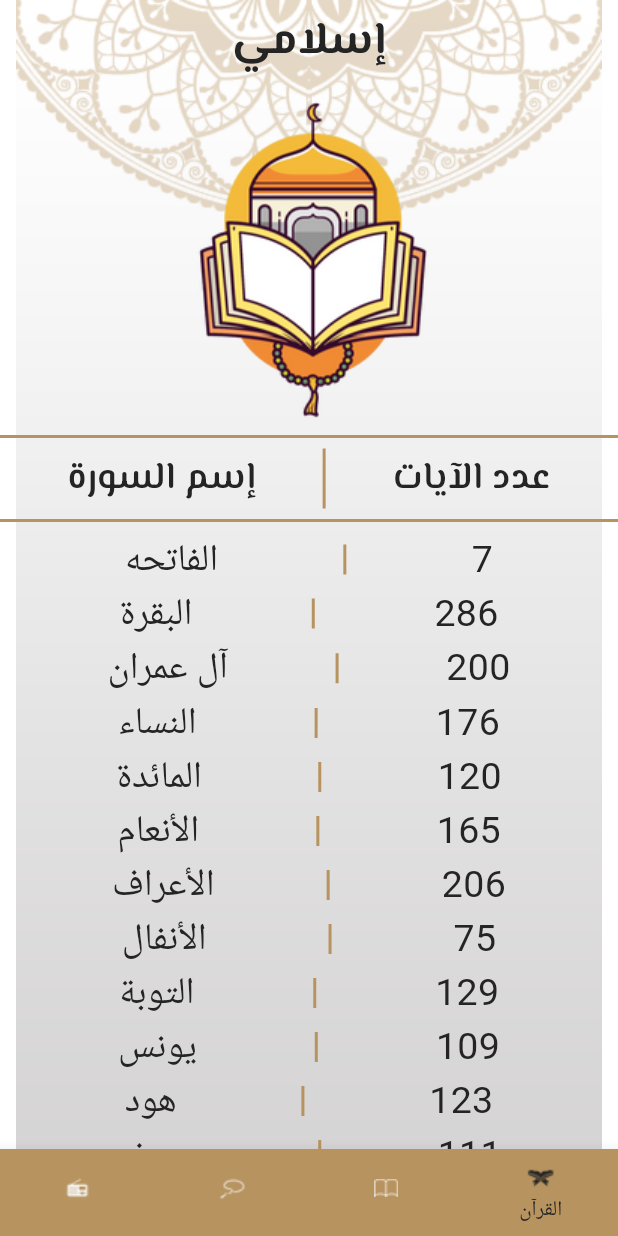
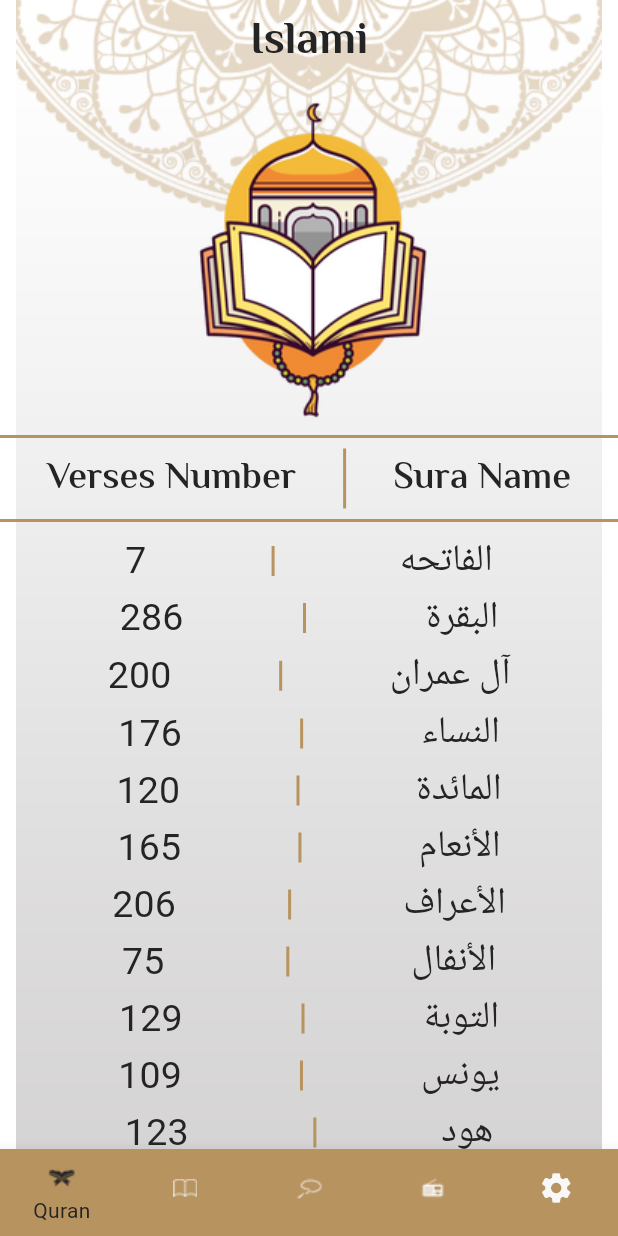
Before and after one commit to Hanan-Ashraf-Mousa/islami_app, a Flutter app: the screen it shows after launch, on a phone screen of 412 x 824 dp. Run offline on Flutter 3.47's test engine with Material 3 defaults, Android fonts, the phone set to English and light mode, and no system bars; generated files the repository leaves out were written again.

Commit message:
add item settings in bottomNavBar and add dark theme

```diff
--- a/lib/home/hadeth/hadeth_view.dart
+++ b/lib/home/hadeth/hadeth_view.dart
@@ -24,7 +24,7 @@ class _HadethViewState extends State<HadethView> {
         Divider(),
         Text(
          AppLocalizations.of(context)!.hadeth_name,
-          style: MyTheme.lightMode.textTheme.titleLarge,
+          style: Theme.of(context).textTheme.titleLarge,
         ),
         Divider(),
         hadeth.isEmpty?CircularProgressIndicator(color: MyTheme.primaryColor,):Expanded(
@@ -33,7 +33,7 @@ class _HadethViewState extends State<HadethView> {
                 itemBuilder: (context, index) =>
                     InkWell(onTap: () {
                           Navigator.of(context).pushNamed(HadethDetailsView.routeName,arguments: hadeth[index]);
-                    }, child: Text(hadeth[index].title,style: MyTheme.lightMode.textTheme.titleSmall,textAlign: TextAlign.center,))))
+                    }, child: Text(hadeth[index].title,style: Theme.of(context).textTheme.titleSmall,textAlign: TextAlign.center,))))
       ],
     );
   }
--- a/lib/home/home_screen.dart
+++ b/lib/home/home_screen.dart
@@ -3,8 +3,10 @@ import 'package:islami_app/home/hadeth/hadeth_view.dart';
 import 'package:islami_app/home/quran/quran_view.dart';
 import 'package:islami_app/home/radio/radio_view.dart';
 import 'package:islami_app/home/sebha/sebha_view.dart';
-import 'package:islami_app/my_theme.dart';
+import 'package:islami_app/home/settings/setting_view.dart';
 import 'package:flutter_gen/gen_l10n/app_localizations.dart';
+import 'package:islami_app/provider/app_config_provider.dart';
+import 'package:provider/provider.dart';
 class HomeScreen extends StatefulWidget {
   static const String routeName = "/home";
 
@@ -21,15 +23,17 @@ class _HomeScreenState extends State<HomeScreen> {
     HadethView(),
     SebhaView(),
     RadioView(),
+    SettingView()
     // Add more pages here as needed...
   ];
 
   @override
   Widget build(BuildContext context) {
+    var provider = Provider.of<AppConfigProvider>(context);
     return Container(
-        decoration: const BoxDecoration(
+        decoration:  BoxDecoration(
           image: DecorationImage(
-              image: AssetImage('assets/images/main_background.png')),
+              image: provider.isDark() ? AssetImage('assets/images/main_background_dark.png'):AssetImage('assets/images/main_background.png')),
         ),
         child: Scaffold(
           appBar: AppBar(
@@ -37,7 +41,7 @@ class _HomeScreenState extends State<HomeScreen> {
           ),
           body: pages[selectedIndex],
           bottomNavigationBar: Theme(
-            data: Theme.of(context).copyWith(canvasColor: MyTheme.primaryColor),
+            data: Theme.of(context).copyWith(canvasColor: provider.isDark()?Theme.of(context).primaryColorDark:Theme.of(context).primaryColor),
             child: BottomNavigationBar(
                 currentIndex: selectedIndex,
                 onTap: (index) {
@@ -61,6 +65,10 @@ class _HomeScreenState extends State<HomeScreen> {
                       icon:
                           ImageIcon(AssetImage('assets/images/icon_radio.png')),
                       label: AppLocalizations.of(context)!.radio),
+                  BottomNavigationBarItem(
+                    icon:Icon(Icons.settings),
+                    label: AppLocalizations.of(context)!.setting,
+                  )
                 ]),
           ),
         ));
--- a/lib/home/quran/item_sura_details.dart
+++ b/lib/home/quran/item_sura_details.dart
@@ -1,4 +1,5 @@
 import 'package:flutter/cupertino.dart';
+import 'package:flutter/material.dart';
 
 import '../../my_theme.dart';
 
@@ -12,7 +13,7 @@ class ItemSuraDetails extends StatelessWidget {
     return Text(
        '$name (${index+1}) ',
       textDirection: TextDirection.rtl,
-      style: MyTheme.lightMode.textTheme.titleSmall,
+      style: Theme.of(context).textTheme.titleSmall,
       textAlign: TextAlign.center,
     );
   }
--- a/lib/home/quran/quran_view.dart
+++ b/lib/home/quran/quran_view.dart
@@ -2,6 +2,8 @@ import 'package:flutter/material.dart';
 import 'package:islami_app/home/quran/quran_details_view.dart';
 import 'package:islami_app/my_theme.dart';
 import 'package:flutter_gen/gen_l10n/app_localizations.dart';
+import 'package:islami_app/provider/app_config_provider.dart';
+import 'package:provider/provider.dart';
 class QuranView extends StatelessWidget {
   QuranView({super.key});
 
@@ -129,7 +131,8 @@ class QuranView extends StatelessWidget {
 
   @override
   Widget build(BuildContext context) {
-    var theme = MyTheme.lightMode;
+    var theme = Theme.of(context);
+    var provider = Provider.of<AppConfigProvider>(context);
     return Column(
       children: [
         Center(child: Image.asset("assets/images/quran_logo.png")),
@@ -144,7 +147,7 @@ class QuranView extends StatelessWidget {
             Container(
               width: 2,
               height: 40,
-              color: theme.primaryColor,
+              color: provider.isDark()?MyTheme.secondaryColorDark:theme.primaryColor,
             ),
             Text(
               AppLocalizations.of(context)!.sura_name,
@@ -173,7 +176,7 @@ class QuranView extends StatelessWidget {
                         Container(
                           width: 2,
                           height:20,
-                          color: theme.primaryColor,
+                          color: provider.isDark()?MyTheme.secondaryColorDark:theme.primaryColor,
                         ),
                         Text(
                           suraNames[index],
--- a/lib/main.dart
+++ b/lib/main.dart
@@ -3,8 +3,11 @@ import 'package:islami_app/home/hadeth/hadeth_details_view.dart';
 import 'package:islami_app/home/home_screen.dart';
 import 'package:islami_app/my_theme.dart';
 import 'package:flutter_gen/gen_l10n/app_localizations.dart';
+import 'package:islami_app/provider/app_config_provider.dart';
+import 'package:provider/provider.dart';
 void main() {
-  runApp(const MyApp());
+  runApp(ChangeNotifierProvider(create: (context)=>AppConfigProvider(),
+  child: const MyApp()));
 }
 
 class MyApp extends StatelessWidget {
@@ -12,6 +15,7 @@ class MyApp extends StatelessWidget {
 
   @override
   Widget build(BuildContext context) {
+    var provider = Provider.of<AppConfigProvider>(context);
     return MaterialApp(
       debugShowCheckedModeBanner: false,
       initialRoute: HomeScreen.routeName,
@@ -21,7 +25,9 @@ class MyApp extends StatelessWidget {
 
       },
       theme: MyTheme.lightMode,
-        locale: Locale('ar'),
+      darkTheme: MyTheme.darkMode,
+      themeMode: provider.appTheme,
+        locale: Locale(provider.appLanguage),
      localizationsDelegates: AppLocalizations.localizationsDelegates,
         supportedLocales: AppLocalizations.supportedLocales,
     );
--- a/lib/my_theme.dart
+++ b/lib/my_theme.dart
@@ -4,7 +4,11 @@ class MyTheme{
   static Color primaryColor = Color(0xffB7935F);
   static Color blackColor = Color(0xff242424);
   static Color whiteColor = Color(0xffF8F8F8);
- static ThemeData lightMode = ThemeData(
+  static Color primaryColorDark = Color(0xff141A2E);
+  static Color secondaryColorDark = Color(0xffFACC1D);
+
+
+  static ThemeData lightMode = ThemeData(
    primaryColor: primaryColor,
    scaffoldBackgroundColor: Colors.transparent,
    appBarTheme: AppBarTheme(
@@ -64,5 +68,68 @@ iconTheme: IconThemeData(
 
 
  );
-  static ThemeData darkMode = ThemeData();
+  static ThemeData darkMode = ThemeData(
+    primaryColor: primaryColorDark,
+    scaffoldBackgroundColor: Colors.transparent,
+    appBarTheme: AppBarTheme(
+      backgroundColor: Colors.transparent,
+      elevation: 0,
+      centerTitle: true,
+      iconTheme: IconThemeData(
+        color:Colors.white ,
+        size: 30
+      ),
+        titleTextStyle: TextStyle(
+            fontSize:25,
+            fontFamily: "ElMessiri",
+            fontWeight: FontWeight.w600,
+            color:whiteColor
+        )
+    ),
+    dividerTheme: DividerThemeData(
+      color: secondaryColorDark,
+      thickness: 2
+    ),
+    bottomNavigationBarTheme: BottomNavigationBarThemeData(
+      backgroundColor: primaryColorDark,
+      selectedIconTheme: IconThemeData(
+        color: secondaryColorDark,
+        size: 40,
+      ),
+      unselectedIconTheme: IconThemeData(
+        color: whiteColor,
+        size: 30,
+      ),
+      selectedItemColor:  secondaryColorDark,
+      unselectedItemColor: whiteColor,
+      showUnselectedLabels: false,
+      showSelectedLabels: true,
+      type: BottomNavigationBarType.fixed,
+      selectedLabelStyle: TextStyle(
+        fontWeight: FontWeight.w400,
+        fontSize: 12,
+      ),
+    ),
+      textTheme: TextTheme(
+          titleLarge: TextStyle(
+              fontSize: 25,
+              fontFamily: "ElMessiri",
+              fontWeight: FontWeight.w600,
+              color: whiteColor
+          ),
+          titleMedium: TextStyle(
+              fontSize: 25,
+              fontWeight: FontWeight.w400,
+              color: whiteColor
+          ),
+          titleSmall: TextStyle(
+            fontSize: 20,
+            fontWeight: FontWeight.w400,
+          )
+      ),
+    iconTheme: IconThemeData(
+        color:secondaryColorDark,
+        size: 30
+    ),
+  );
 }
--- /dev/null
+++ b/lib/provider/app_config_provider.dart
@@ -0,0 +1,26 @@
+import 'package:flutter/material.dart';
+
+class AppConfigProvider extends ChangeNotifier{
+  String appLanguage ='en';
+  ThemeMode appTheme =ThemeMode.light;
+
+  void changeLanguage(String newLanguage){
+    if(appLanguage == newLanguage){
+      return;
+    }
+    appLanguage = newLanguage;
+    notifyListeners();
+  }
+  void changeTheme(ThemeMode newMode){
+    if(appTheme == newMode){
+      return ;
+    }
+    appTheme = newMode;
+    notifyListeners();
+  }
+
+  bool isDark(){
+    return appTheme == ThemeMode.dark;
+  }
+
+}
--- a/pubspec.yaml
+++ b/pubspec.yaml
@@ -33,6 +33,7 @@ dependencies:
   flutter_localizations:
       sdk: flutter
   intl: any
+  provider: ^6.1.2
 
 
   # The following adds the Cupertino Icons font to your application.
```
Also changed, not shown: lib/home/hadeth/hadeth_details_view.dart (+9 -4 lines), lib/home/quran/quran_details_view.dart (+8 -4 lines), lib/home/sebha/sebha_view.dart (+15 -9 lines), lib/home/settings/language_bottom_sheet.dart (added, +77 -0 lines), lib/home/settings/setting_view.dart (added, +105 -0 lines), lib/home/settings/theme_bottom_sheet.dart (added, +74 -0 lines), lib/l10n/app_ar.arb (+9 -1 lines), lib/l10n/app_en.arb (+9 -1 lines), pubspec.lock.
